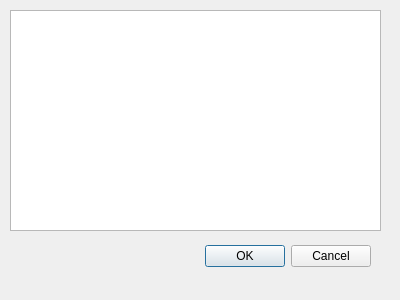
First picture: the form in src/printiddialog.ui, repository RoskildeSkiklub/ssfh, before the edit.
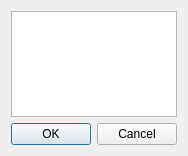
Second picture: the form after the edit.

Commit message: Fixes user story #23, task 70, printing item ids as barcodes

Diff of the .ui file:
```diff
--- a/src/printiddialog.ui
+++ b/src/printiddialog.ui
@@ -6,22 +6,23 @@
    <rect>
     <x>0</x>
     <y>0</y>
-    <width>400</width>
-    <height>300</height>
+    <width>166</width>
+    <height>156</height>
    </rect>
   </property>
   <property name="windowTitle">
    <string>Print Item Ids</string>
   </property>
+  <layout class="QGridLayout" name="gridLayout">
+   <item row="0" column="0">
+    <widget class="QPlainTextEdit" name="input_itemIds_plainTextEdit">
+     <property name="toolTip">
+      <string>Enter item ids to print barcodes for, one on each line</string>
+     </property>
+    </widget>
+   </item>
+   <item row="1" column="0">
   <widget class="QDialogButtonBox" name="buttonBox">
-   <property name="geometry">
-    <rect>
-     <x>30</x>
-     <y>240</y>
-     <width>341</width>
-     <height>32</height>
-    </rect>
-   </property>
    <property name="orientation">
     <enum>Qt::Horizontal</enum>
    </property>
@@ -29,19 +30,8 @@
     <set>QDialogButtonBox::Cancel|QDialogButtonBox::Ok</set>
    </property>
   </widget>
-  <widget class="QPlainTextEdit" name="plainTextEdit">
-   <property name="geometry">
-    <rect>
-     <x>10</x>
-     <y>10</y>
-     <width>371</width>
-     <height>221</height>
-    </rect>
-   </property>
-   <property name="toolTip">
-    <string>Enter item ids to print barcodes for, one on each line</string>
-   </property>
-  </widget>
+   </item>
+  </layout>
  </widget>
  <resources/>
  <connections>
```
Left out of the diff: 2 changed lines with no effect on the pictures. Lines whose indentation alone changed are shown as unchanged. The commit also changes 2 other files.
